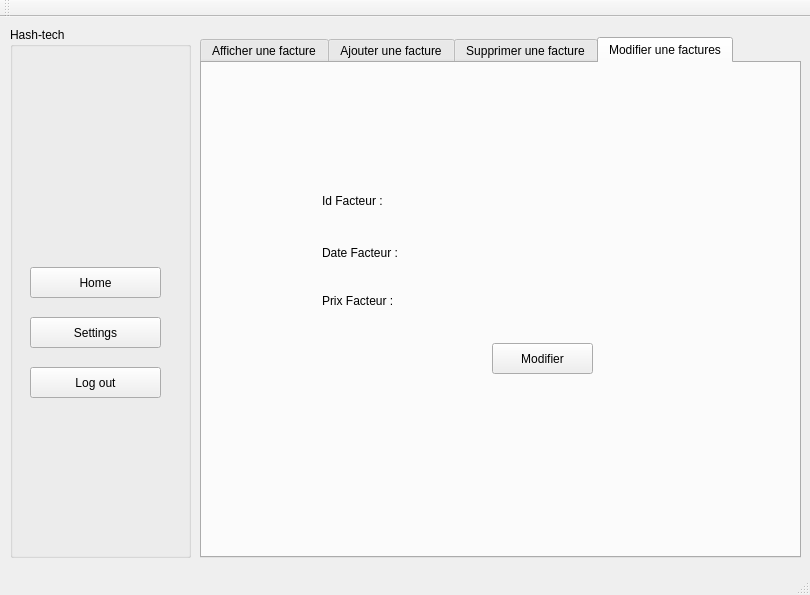
First picture: the form in mainwindow.ui, repository Doniasarsar/Projet_CPP, before the edit.
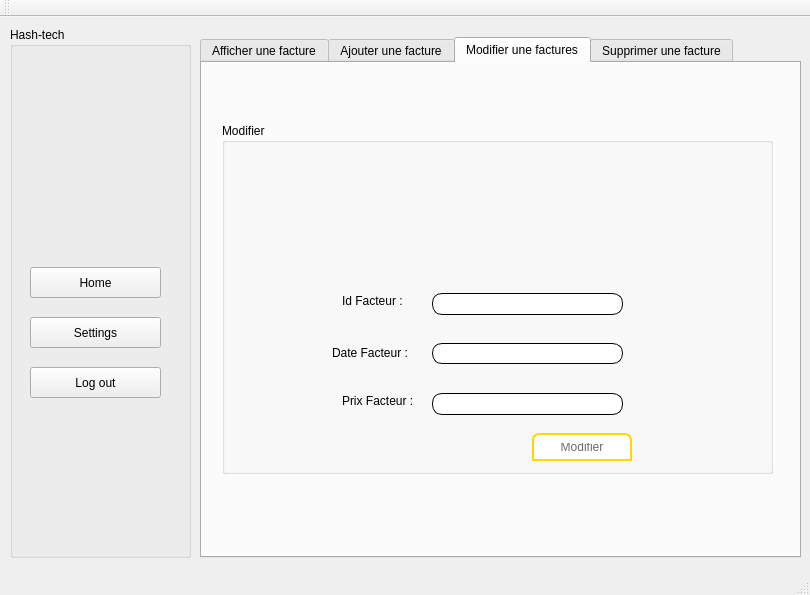
Second picture: the form after the edit. The open tabs and pages were chosen to show the change.

```diff
--- a/mainwindow.ui
+++ b/mainwindow.ui
@@ -235,6 +235,169 @@
       </widget>
      </widget>
     </widget>
+    <widget class="QWidget" name="tab_3">
+     <attribute name="title">
+      <string>Modifier une factures</string>
+     </attribute>
+     <widget class="QGroupBox" name="groupBox_5">
+      <property name="geometry">
+       <rect>
+        <x>20</x>
+        <y>60</y>
+        <width>551</width>
+        <height>351</height>
+       </rect>
+      </property>
+      <property name="title">
+       <string>Modifier</string>
+      </property>
+      <widget class="QLineEdit" name="modif_id_f">
+       <property name="geometry">
+        <rect>
+         <x>210</x>
+         <y>170</y>
+         <width>191</width>
+         <height>22</height>
+        </rect>
+       </property>
+       <property name="styleSheet">
+        <string notr="true">QLineEdit
+{
+ border-width: 1px;
+border-style: solid;
+border-color: black;
+  border-radius: 10px;
+padding:0 8;
+}</string>
+       </property>
+      </widget>
+      <widget class="QLineEdit" name="modif_date_f">
+       <property name="geometry">
+        <rect>
+         <x>210</x>
+         <y>220</y>
+         <width>191</width>
+         <height>21</height>
+        </rect>
+       </property>
+       <property name="styleSheet">
+        <string notr="true">QLineEdit
+{
+ border-width: 1px;
+border-style: solid;
+border-color: black;
+  border-radius: 10px;
+padding:0 8;
+}</string>
+       </property>
+      </widget>
+      <widget class="QLineEdit" name="modif_ttc_f">
+       <property name="geometry">
+        <rect>
+         <x>210</x>
+         <y>270</y>
+         <width>191</width>
+         <height>22</height>
+        </rect>
+       </property>
+       <property name="styleSheet">
+        <string notr="true">QLineEdit
+{
+ border-width: 1px;
+border-style: solid;
+border-color: black;
+  border-radius: 10px;
+padding:0 8;
+}</string>
+       </property>
+      </widget>
+      <widget class="QLabel" name="label_6">
+       <property name="geometry">
+        <rect>
+         <x>120</x>
+         <y>170</y>
+         <width>71</width>
+         <height>16</height>
+        </rect>
+       </property>
+       <property name="text">
+        <string>Id Facteur :</string>
+       </property>
+      </widget>
+      <widget class="QLabel" name="label_7">
+       <property name="geometry">
+        <rect>
+         <x>110</x>
+         <y>220</y>
+         <width>81</width>
+         <height>20</height>
+        </rect>
+       </property>
+       <property name="text">
+        <string>Date Facteur :</string>
+       </property>
+      </widget>
+      <widget class="QLabel" name="label_8">
+       <property name="geometry">
+        <rect>
+         <x>120</x>
+         <y>270</y>
+         <width>81</width>
+         <height>16</height>
+        </rect>
+       </property>
+       <property name="text">
+        <string>Prix Facteur :</string>
+       </property>
+      </widget>
+      <widget class="QPushButton" name="pb_modifier">
+       <property name="geometry">
+        <rect>
+         <x>310</x>
+         <y>310</y>
+         <width>100</width>
+         <height>28</height>
+        </rect>
+       </property>
+       <property name="styleSheet">
+        <string notr="true">QPushButton {
+background: #FFFFFF;
+border: 2px solid #FFD700;
+border-bottom-color: #FFD700; /* same as the pane color */
+border-top-left-radius: 7px;
+border-top-right-radius: 7px;
+min-width: 80px;
+padding: 8px;
+color: #696969;
+font-size:12px;
+font-family:Arial, Helvetica, sans-serif;
+}
+QPushButton:hover {
+color:#fff;
+background:#FFD700;
+border: none;
+}
+</string>
+       </property>
+       <property name="text">
+        <string>Modifier</string>
+       </property>
+      </widget>
+      <widget class="QLabel" name="label_9">
+       <property name="geometry">
+        <rect>
+         <x>230</x>
+         <y>40</y>
+         <width>171</width>
+         <height>101</height>
+        </rect>
+       </property>
+       <property name="text">
+        <string/>
+       </property>
+      </widget>
+     </widget>
+    </widget>
     <widget class="QWidget" name="tab_2">
      <attribute name="title">
       <string>Supprimer une facture</string>
@@ -293,63 +456,6 @@
      <zorder>le_supp_f</zorder>
      <zorder>label_5</zorder>
     </widget>
-    <widget class="QWidget" name="tab_3">
-     <attribute name="title">
-      <string>Modifier une factures</string>
-     </attribute>
-     <widget class="QLabel" name="label_7">
-      <property name="geometry">
-       <rect>
-        <x>120</x>
-        <y>180</y>
-        <width>81</width>
-        <height>20</height>
-       </rect>
-      </property>
-      <property name="text">
-       <string>Date Facteur :</string>
-      </property>
-     </widget>
-     <widget class="QLabel" name="label_8">
-      <property name="geometry">
-       <rect>
-        <x>120</x>
-        <y>130</y>
-        <width>71</width>
-        <height>16</height>
-       </rect>
-      </property>
-      <property name="text">
-       <string>Id Facteur :</string>
-      </property>
-     </widget>
-     <widget class="QLabel" name="label_9">
-      <property name="geometry">
-       <rect>
-        <x>120</x>
-        <y>230</y>
-        <width>81</width>
-        <height>16</height>
-       </rect>
-      </property>
-      <property name="text">
-       <string>Prix Facteur :</string>
-      </property>
-     </widget>
-     <widget class="QToolButton" name="toolButton_11">
-      <property name="geometry">
-       <rect>
-        <x>290</x>
-        <y>280</y>
-        <width>101</width>
-        <height>31</height>
-       </rect>
-      </property>
-      <property name="text">
-       <string>Modifier</string>
-      </property>
-     </widget>
-    </widget>
    </widget>
    <widget class="QGroupBox" name="groupBox">
     <property name="geometry">
```
Left out of the diff: 194 changed lines with no effect on the pictures.
